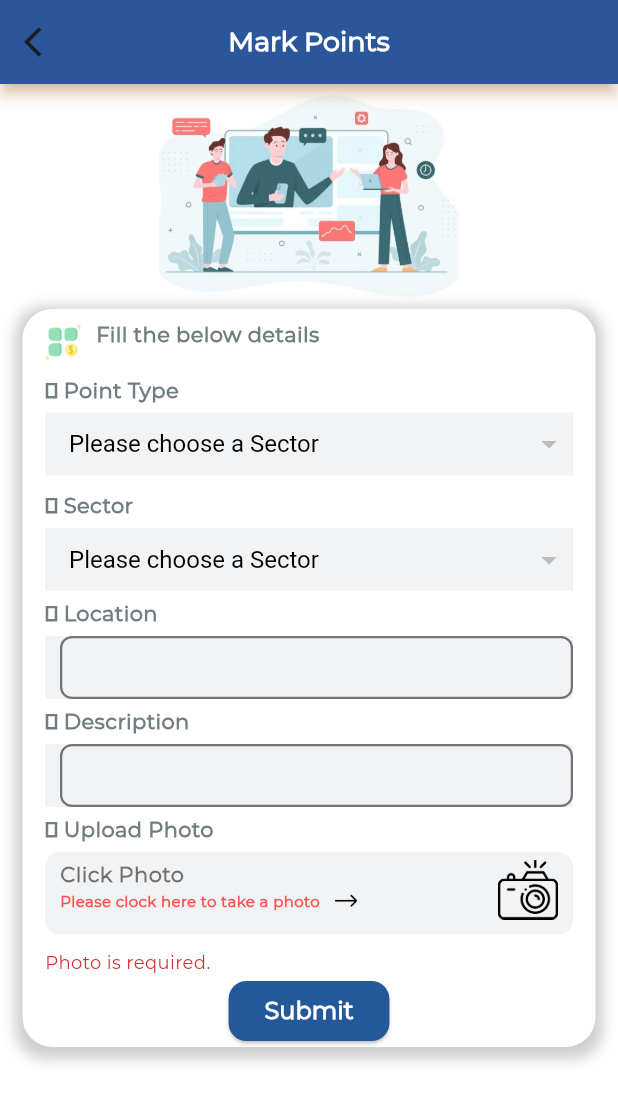
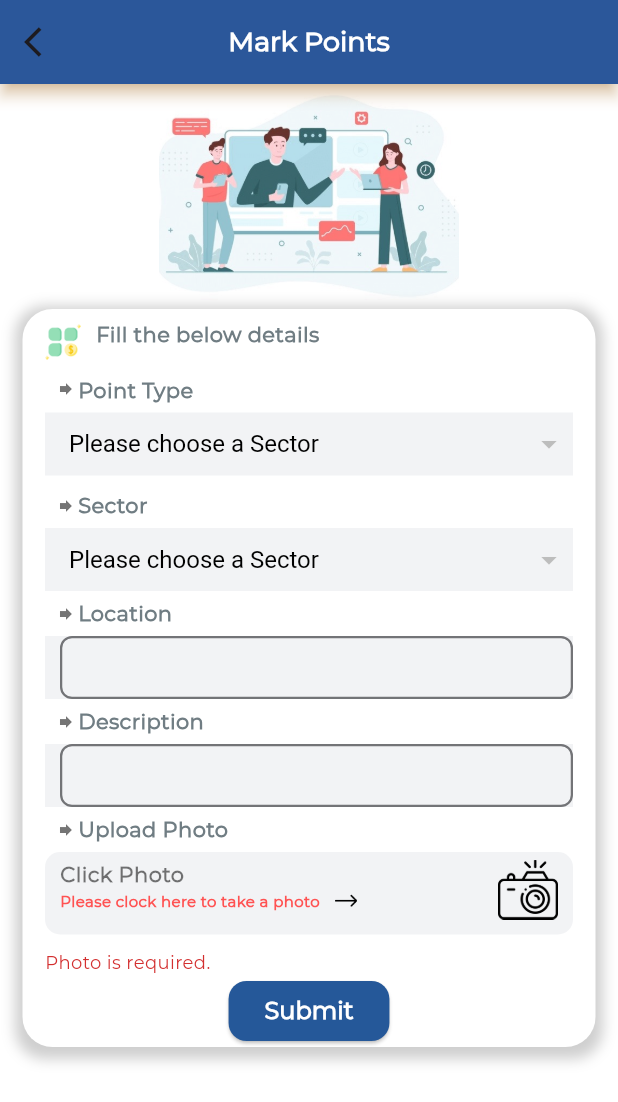
Before and after one commit to Soyabali/GNIDA-Officers, a Flutter app: the MyHomePage screen opened directly, on a phone screen of 412 x 824 dp. Shown: the top 1102 px of the screen. Run offline on Flutter 3.47's test engine with Material 3 defaults, Android fonts, the phone set to English and light mode, and no system bars; our stand-ins replace flutter_easyloading, flutter_svg_provider, fluttertoast, geolocator, google_fonts, google_maps_flutter and 4 more; accounts and stored records are empty; network calls fail; project files that could hold a hidden picture were left out.

```diff
--- a/lib/screens/MarkPointScreen.dart
+++ b/lib/screens/MarkPointScreen.dart
@@ -466,15 +466,15 @@ class _MyHomePageState extends State<MyHomePage> {
                             mainAxisAlignment: MainAxisAlignment.start,
                             children: <Widget>[
 
-                              // Container(
-                              //     margin: EdgeInsets.only(
-                              //         left: 8, right: 2, bottom: 2),
-                              //     child: const Icon(
-                              //       Icons.forward_sharp,
-                              //       size: 12,
-                              //       color: Colors.black54,
-                              //     )),
-                              const Text('‣ Point Type',
+                              Container(
+                                  margin: EdgeInsets.only(
+                                      left: 8, right: 2, bottom: 2),
+                                  child: const Icon(
+                                    Icons.forward_sharp,
+                                    size: 12,
+                                    color: Colors.black54,
+                                  )),
+                              const Text('Point Type',
                                   style: TextStyle(
                                       fontFamily: 'Montserrat',
                                       color: Color(0xFF707d83),
@@ -491,14 +491,14 @@ class _MyHomePageState extends State<MyHomePage> {
                           child: Row(
                             mainAxisAlignment: MainAxisAlignment.start,
                             children: <Widget>[
-                              // Container(
-                              //     margin: EdgeInsets.only(left: 8, right: 2),
-                              //     child: const Icon(
-                              //       Icons.forward_sharp,
-                              //       size: 12,
-                              //       color: Colors.black54,
-                              //     )),
-                              const Text('‣ Sector',
+                              Container(
+                                  margin: EdgeInsets.only(left: 8, right: 2),
+                                  child: const Icon(
+                                    Icons.forward_sharp,
+                                    size: 12,
+                                    color: Colors.black54,
+                                  )),
+                              const Text('Sector',
                                   style: TextStyle(
                                       fontFamily: 'Montserrat',
                                       color: Color(0xFF707d83),
@@ -514,14 +514,14 @@ class _MyHomePageState extends State<MyHomePage> {
                           child: Row(
                             mainAxisAlignment: MainAxisAlignment.start,
                             children: <Widget>[
-                              // Container(
-                              //     margin: EdgeInsets.only(left: 8, right: 2),
-                              //     child: const Icon(
-                              //       Icons.forward_sharp,
-                              //       size: 12,
-                              //       color: Colors.black54,
-                              //     )),
-                              const Text('‣ Location',
+                              Container(
+                                  margin: EdgeInsets.only(left: 8, right: 2),
+                                  child: const Icon(
+                                    Icons.forward_sharp,
+                                    size: 12,
+                                    color: Colors.black54,
+                                  )),
+                              const Text('Location',
                                   style: TextStyle(
                                       fontFamily: 'Montserrat',
                                       color: Color(0xFF707d83),
@@ -566,14 +566,14 @@ class _MyHomePageState extends State<MyHomePage> {
                           child: Row(
                             mainAxisAlignment: MainAxisAlignment.start,
                             children: <Widget>[
-                              // Container(
-                              //     margin: EdgeInsets.only(left: 8, right: 2),
-                              //     child: const Icon(
-                              //       Icons.forward_sharp,
-                              //       size: 12,
-                              //       color: Colors.black54,
-                              //     )),
-                              const Text('‣ Description',
+                              Container(
+                                  margin: EdgeInsets.only(left: 8, right: 2),
+                                  child: const Icon(
+                                    Icons.forward_sharp,
+                                    size: 12,
+                                    color: Colors.black54,
+                                  )),
+                              const Text('Description',
                                   style: TextStyle(
                                       fontFamily: 'Montserrat',
                                       color: Color(0xFF707d83),
@@ -620,14 +620,14 @@ class _MyHomePageState extends State<MyHomePage> {
                           child: Row(
                             mainAxisAlignment: MainAxisAlignment.start,
                             children: <Widget>[
-                              // Container(
-                              //     margin: EdgeInsets.only(left: 8, right: 2),
-                              //     child: const Icon(
-                              //       Icons.forward_sharp,
-                              //       size: 12,
-                              //       color: Colors.black54,
-                              //     )),
-                              const Text('‣ Upload Photo',
+                              Container(
+                                  margin: EdgeInsets.only(left: 8, right: 2),
+                                  child: const Icon(
+                                    Icons.forward_sharp,
+                                    size: 12,
+                                    color: Colors.black54,
+                                  )),
+                              const Text('Upload Photo',
                                   style: TextStyle(
                                       fontFamily: 'Montserrat',
                                       color: Color(0xFF707d83),
```
Also changed, not shown: lib/screens/homeScreen.dart (+15 -12 lines), lib/screens/navigateScreen.dart (+1 -6 lines), lib/screens/pendingcomplaint.dart (+22 -22 lines), lib/screens/scheduledpoint.dart (+11 -10 lines), assets/images/ic_mark_point.PNG (added), assets/images/pendingcomplaint.jpeg (added), assets/images/schedulepoint.jpeg (added).
